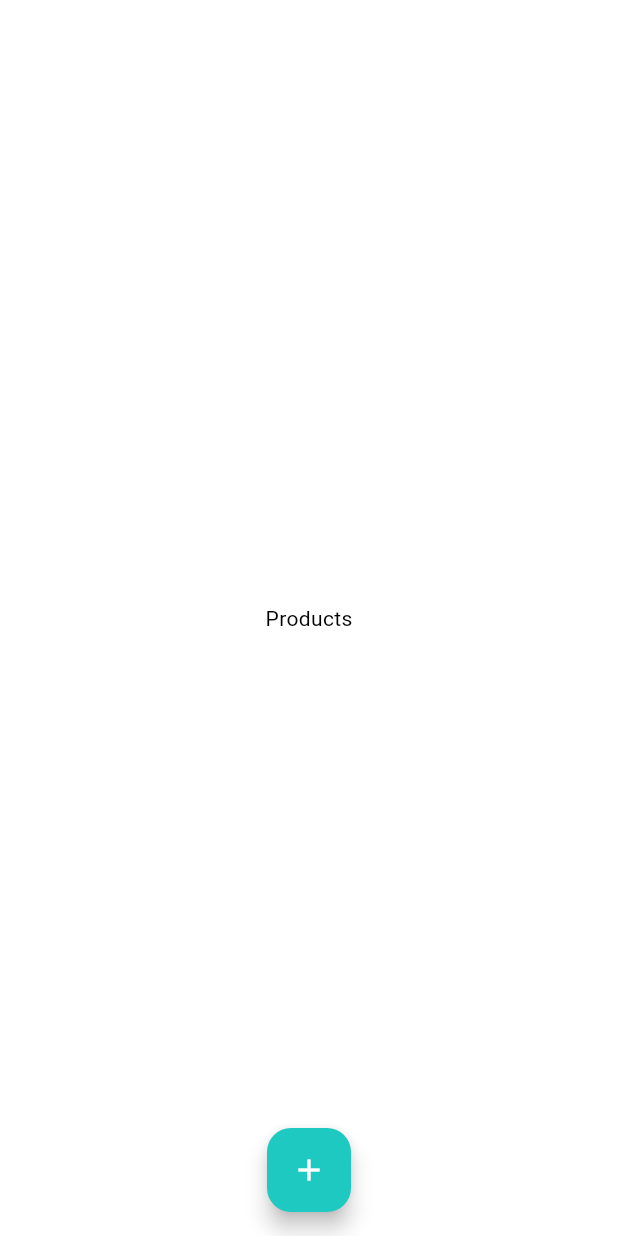
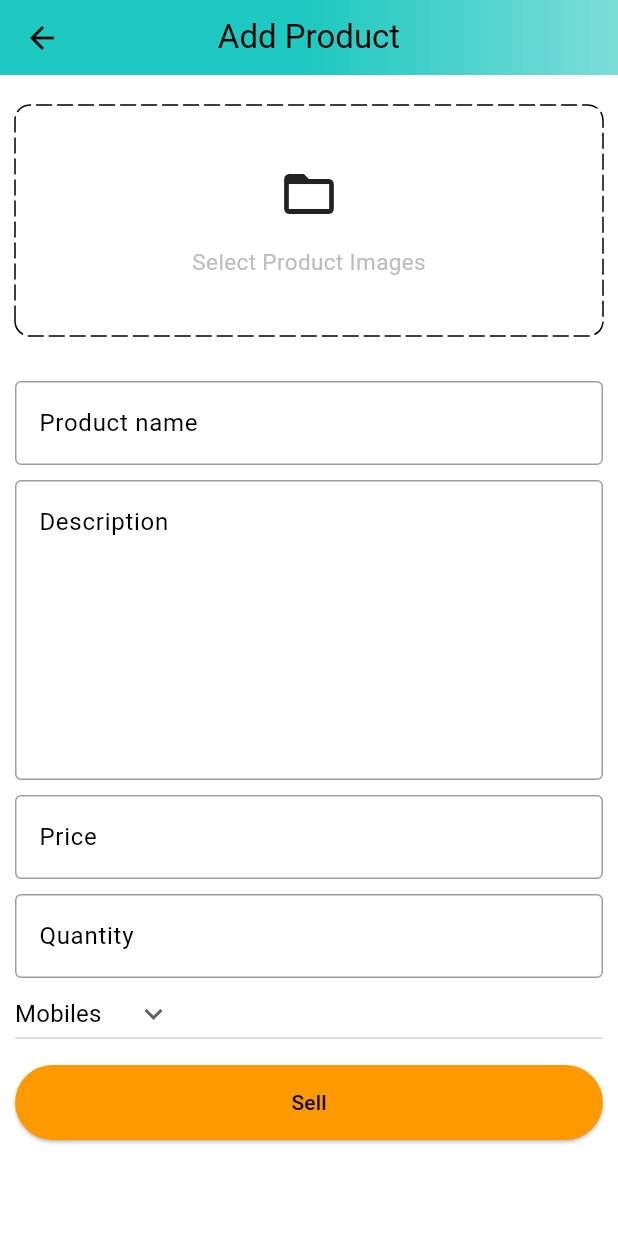
Before and after one commit to salman-rafii/amazon_clone_flutter, a Flutter app: the PostsScreen screen opened directly, after a tap on the "add" icon, on a phone screen of 412 x 824 dp. Run offline on Flutter 3.47's test engine with Material 2 defaults, Android fonts, the light colour scheme and no system bars; drawn by our look-alikes of dotted_border; our stand-ins replace another_flushbar, badges, carousel_slider, shared_preferences; accounts and stored records are empty.

Commit message:
Add Product UI Completed

```diff
--- a/lib/common/widgets/custom_button.dart
+++ b/lib/common/widgets/custom_button.dart
@@ -1,4 +1,3 @@
-import 'package:amazon_clone_flutter/widgets/custom_text.dart';
 import 'package:flutter/material.dart';
 
 class CustomButton extends StatelessWidget {
@@ -20,9 +19,11 @@ class CustomButton extends StatelessWidget {
         minimumSize: const Size(double.infinity, 50),
         backgroundColor: color,
       ),
-      child: CustomText(
-        text: text,
-        color: color == null ? Colors.white : Colors.black,
+      child: Text(
+        text,
+        style: TextStyle(
+          color: color == null ? Colors.white : Colors.black,
+        ),
       ),
     );
   }
--- a/lib/features/admin/screens/add_product_screen.dart
+++ b/lib/features/admin/screens/add_product_screen.dart
@@ -0,0 +1,138 @@
+import 'package:amazon_clone_flutter/common/widgets/custom_button.dart';
+import 'package:amazon_clone_flutter/common/widgets/custom_textfield.dart';
+import 'package:amazon_clone_flutter/constants/global_variables.dart';
+import 'package:amazon_clone_flutter/widgets/custom_text.dart';
+import 'package:dotted_border/dotted_border.dart';
+import 'package:flutter/material.dart';
+
+class AddProductScreen extends StatefulWidget {
+  static const String routeName = "/add-product";
+  const AddProductScreen({super.key});
+
+  @override
+  State<AddProductScreen> createState() => _AddProductScreenState();
+}
+
+class _AddProductScreenState extends State<AddProductScreen> {
+  final TextEditingController productNameController = TextEditingController();
+  final TextEditingController descriptionController = TextEditingController();
+  final TextEditingController priceController = TextEditingController();
+  final TextEditingController quantityController = TextEditingController();
+  String category = "Mobiles";
+  List<String> productCategories = [
+    'Mobiles',
+    'Essentials',
+    'Appliances',
+    'Books',
+    'Fashion'
+  ];
+  @override
+  Widget build(BuildContext context) {
+    return Scaffold(
+      appBar: PreferredSize(
+        preferredSize: const Size.fromHeight(50),
+        child: AppBar(
+            centerTitle: true,
+            flexibleSpace: Container(
+              decoration: const BoxDecoration(
+                gradient: GlobalVariables.appBarGradient,
+              ),
+            ),
+            title: const CustomText(
+              text: "Add Product",
+            )),
+      ),
+      body: SingleChildScrollView(
+        child: Form(
+          child: Container(
+            padding: const EdgeInsets.symmetric(horizontal: 10.0),
+            child: Column(
+              children: [
+                const SizedBox(
+                  height: 20,
+                ),
+                DottedBorder(
+                  borderType: BorderType.RRect,
+                  radius: const Radius.circular(10),
+                  dashPattern: const [10, 4],
+                  strokeCap: StrokeCap.round,
+                  child: Container(
+                    width: double.infinity,
+                    height: 150,
+                    decoration: BoxDecoration(
+                      borderRadius: BorderRadius.circular(10),
+                    ),
+                    child: Column(
+                      mainAxisAlignment: MainAxisAlignment.center,
+                      children: [
+                        const Icon(
+                          Icons.folder_open,
+                          size: 40,
+                        ),
+                        const SizedBox(
+                          height: 15,
+                        ),
+                        CustomText(
+                          text: "Select Product Images",
+                          fontSize: 15.0,
+                          color: Colors.grey.shade400,
+                        )
+                      ],
+                    ),
+                  ),
+                ),
+                const SizedBox(
+                  height: 30,
+                ),
+                CustomTextField(
+                    controller: productNameController,
+                    hintText: "Product name"),
+                const SizedBox(
+                  height: 10,
+                ),
+                CustomTextField(
+                  controller: descriptionController,
+                  hintText: "Description",
+                  maxLines: 7,
+                ),
+                const SizedBox(
+                  height: 10,
+                ),
+                CustomTextField(controller: priceController, hintText: "Price"),
+                const SizedBox(
+                  height: 10,
+                ),
+                CustomTextField(
+                    controller: quantityController, hintText: "Quantity"),
+                SizedBox(
+                  width: double.infinity,
+                  child: DropdownButton(
+                    value: category,
+                    icon: const Icon(Icons.keyboard_arrow_down),
+                    items: productCategories.map((item) {
+                      return DropdownMenuItem(
+                          value: item, child: CustomText(text: item));
+                    }).toList(),
+                    onChanged: (String? newValue) {
+                      setState(() {
+                        category = newValue!;
+                      });
+                    },
+                  ),
+                ),
+                const SizedBox(
+                  height: 10,
+                ),
+                CustomButton(
+                  text: "Sell",
+                  onTap: () {},
+                  color: GlobalVariables.secondaryColor,
+                )
+              ],
+            ),
+          ),
+        ),
+      ),
+    );
+  }
+}
--- a/lib/features/admin/screens/posts_screen.dart
+++ b/lib/features/admin/screens/posts_screen.dart
@@ -1,4 +1,4 @@
-import 'package:amazon_clone_flutter/constants/global_variables.dart';
+import 'package:amazon_clone_flutter/features/admin/screens/add_product_screen.dart';
 import 'package:flutter/material.dart';
 
 class PostsScreen extends StatefulWidget {
@@ -9,6 +9,10 @@ class PostsScreen extends StatefulWidget {
 }
 
 class _PostsScreenState extends State<PostsScreen> {
+  void navigateToAddProduct() {
+    Navigator.pushNamed(context, AddProductScreen.routeName);
+  }
+
   @override
   Widget build(BuildContext context) {
     return Scaffold(
@@ -18,7 +22,7 @@ class _PostsScreenState extends State<PostsScreen> {
       ),
       floatingActionButton: FloatingActionButton(
         backgroundColor: const Color.fromARGB(255, 29, 201, 192),
-        onPressed: () {},
+        onPressed: navigateToAddProduct,
         tooltip: "Add Products",
         child: const Icon(Icons.add),
       ),
--- a/lib/routes/router.dart
+++ b/lib/routes/router.dart
@@ -1,4 +1,5 @@
 import 'package:amazon_clone_flutter/common/widgets/bottom_bar.dart';
+import 'package:amazon_clone_flutter/features/admin/screens/add_product_screen.dart';
 import 'package:amazon_clone_flutter/features/auth/screens/auth_screen.dart';
 import 'package:amazon_clone_flutter/features/home/screens/home_screen.dart';
 import 'package:amazon_clone_flutter/widgets/custom_text.dart';
@@ -18,6 +19,10 @@ Route<dynamic> generateRoute(RouteSettings settings) {
       return MaterialPageRoute(
         builder: (_) => const BottomBar(),
       );
+    case AddProductScreen.routeName:
+      return MaterialPageRoute(
+        builder: (_) => const AddProductScreen(),
+      );
     default:
       return MaterialPageRoute(
           builder: (_) => const Scaffold(
--- a/pubspec.yaml
+++ b/pubspec.yaml
@@ -40,6 +40,7 @@ dependencies:
   another_flushbar: ^1.12.29
   badges: ^2.0.3
   carousel_slider: ^4.2.1
+  dotted_border: ^2.0.0+3
 
 dev_dependencies:
   flutter_test:
```
Also changed, not shown: lib/main.dart (+8 -5 lines), pubspec.lock.
